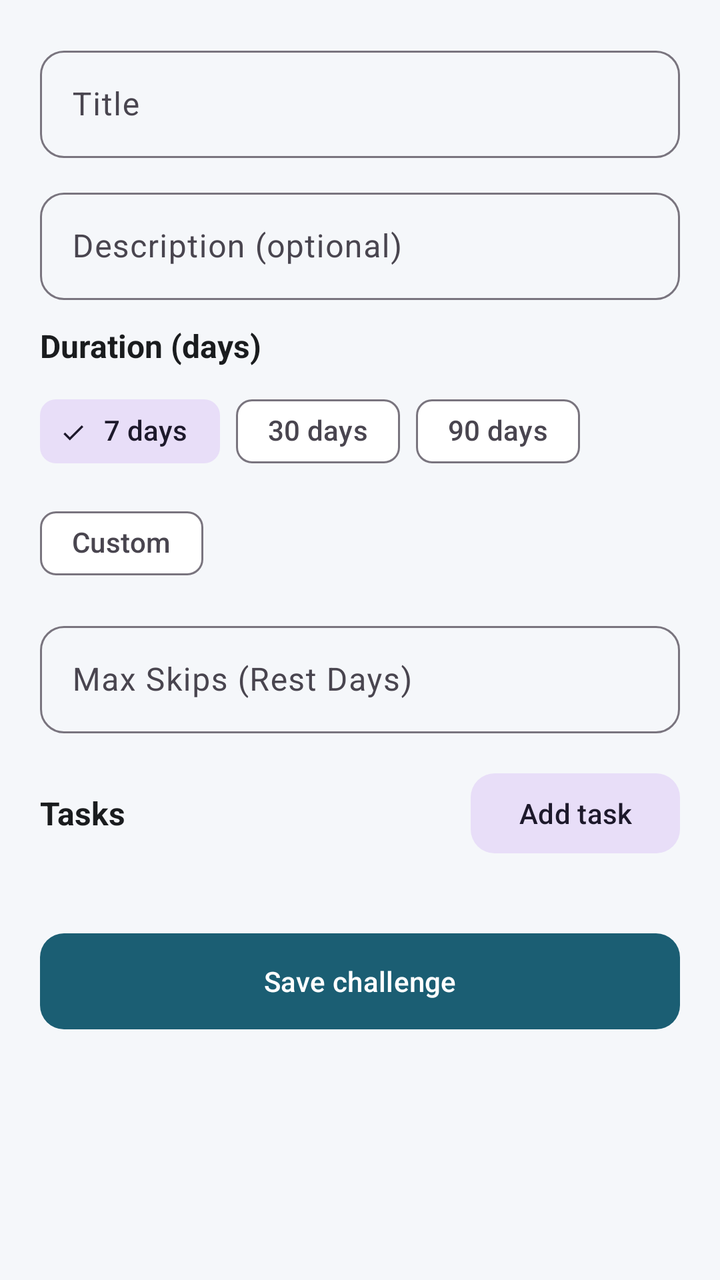
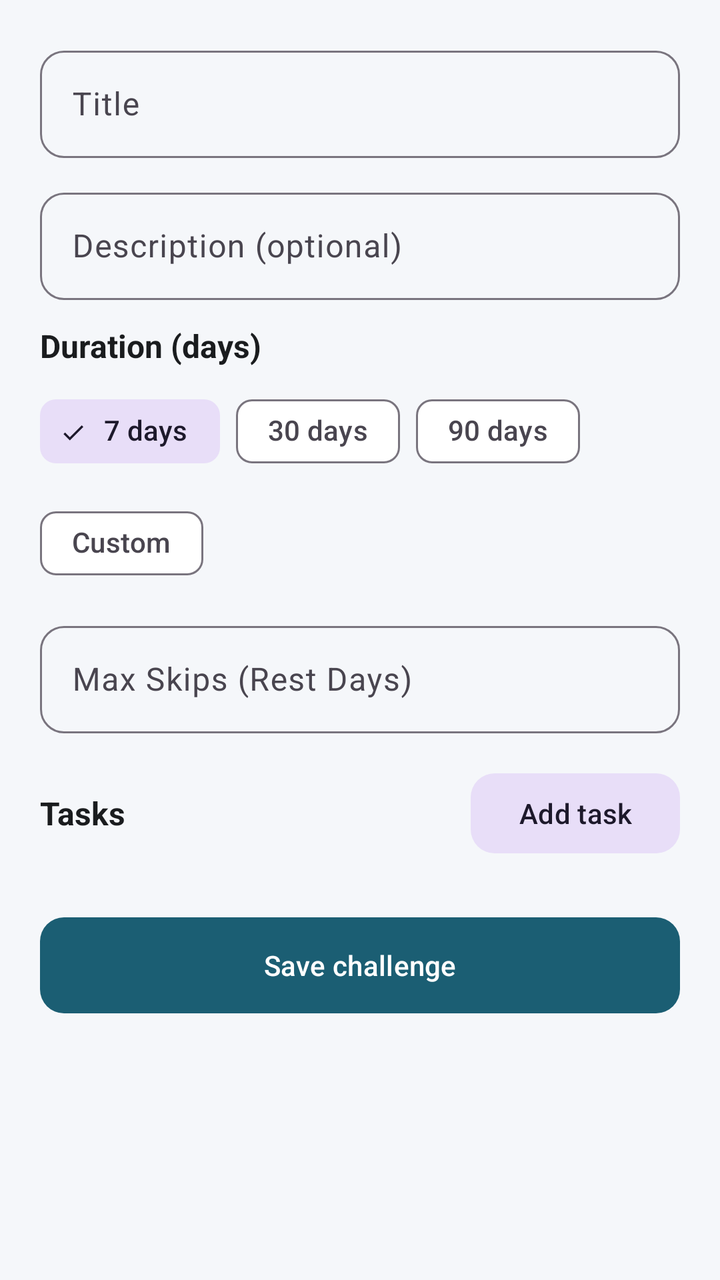

An Android layout rendered at two revisions. The XML below is the earlier revision; the diff shows what the commit changed to produce the second picture.
<!-- AndroidManifest.xml: application theme Theme.TakeControl -->
<!-- res/layout/fragment_create_challenge.xml -->
<?xml version="1.0" encoding="utf-8"?>
<ScrollView xmlns:android="http://schemas.android.com/apk/res/android"
    xmlns:app="http://schemas.android.com/apk/res-auto"
    android:layout_width="match_parent"
    android:layout_height="match_parent"
    android:fillViewport="true"
    android:background="@color/background">

    <LinearLayout
        android:layout_width="match_parent"
        android:layout_height="wrap_content"
        android:orientation="vertical"
        android:padding="@dimen/screen_padding">

        <com.google.android.material.textfield.TextInputLayout
            style="@style/Widget.TakeControl.TextInput"
            android:layout_width="match_parent"
            android:layout_height="wrap_content"
            android:layout_marginBottom="12dp">

            <com.google.android.material.textfield.TextInputEditText
                android:id="@+id/titleInput"
                android:layout_width="match_parent"
                android:layout_height="wrap_content"
                android:hint="@string/challenge_title"
                android:paddingVertical="16dp" />
        </com.google.android.material.textfield.TextInputLayout>

        <com.google.android.material.textfield.TextInputLayout
            style="@style/Widget.TakeControl.TextInput"
            android:layout_width="match_parent"
            android:layout_height="wrap_content"
            android:layout_marginBottom="12dp">

            <com.google.android.material.textfield.TextInputEditText
                android:id="@+id/descriptionInput"
                android:layout_width="match_parent"
                android:layout_height="wrap_content"
                android:hint="@string/challenge_description"
                android:paddingVertical="16dp" />
        </com.google.android.material.textfield.TextInputLayout>

        <TextView
            android:layout_width="wrap_content"
            android:layout_height="wrap_content"
            android:layout_marginBottom="8dp"
            android:text="@string/duration"
            android:textColor="@color/text_primary"
            android:textSize="16sp"
            android:textStyle="bold" />

        <com.google.android.material.chip.ChipGroup
            android:id="@+id/durationChipGroup"
            android:layout_width="match_parent"
            android:layout_height="wrap_content"
            android:layout_marginBottom="12dp"
            app:singleSelection="true">

            <com.google.android.material.chip.Chip
                android:id="@+id/chip7"
                style="@style/Widget.Material3.Chip.Filter"
                android:layout_width="wrap_content"
                android:layout_height="wrap_content"
                android:checked="true"
                android:text="@string/duration_7" />

            <com.google.android.material.chip.Chip
                android:id="@+id/chip30"
                style="@style/Widget.Material3.Chip.Filter"
                android:layout_width="wrap_content"
                android:layout_height="wrap_content"
                android:text="@string/duration_30" />

            <com.google.android.material.chip.Chip
                android:id="@+id/chip90"
                style="@style/Widget.Material3.Chip.Filter"
                android:layout_width="wrap_content"
                android:layout_height="wrap_content"
                android:text="@string/duration_90" />

            <com.google.android.material.chip.Chip
                android:id="@+id/chipCustom"
                style="@style/Widget.Material3.Chip.Filter"
                android:layout_width="wrap_content"
                android:layout_height="wrap_content"
                android:text="@string/duration_custom" />
        </com.google.android.material.chip.ChipGroup>

        <com.google.android.material.textfield.TextInputLayout
            android:id="@+id/customDurationLayout"
            style="@style/Widget.TakeControl.TextInput"
            android:layout_width="match_parent"
            android:layout_height="wrap_content"
            android:layout_marginBottom="16dp"
            android:visibility="gone">

            <com.google.android.material.textfield.TextInputEditText
                android:id="@+id/customDurationInput"
                android:layout_width="match_parent"
                android:layout_height="wrap_content"
                android:hint="@string/duration"
                android:inputType="number"
                android:paddingVertical="16dp" />
        </com.google.android.material.textfield.TextInputLayout>

        <com.google.android.material.textfield.TextInputLayout
            style="@style/Widget.TakeControl.TextInput"
            android:layout_width="match_parent"
            android:layout_height="wrap_content"
            android:layout_marginBottom="16dp">

            <com.google.android.material.textfield.TextInputEditText
                android:id="@+id/maxSkipsInput"
                android:layout_width="match_parent"
                android:layout_height="wrap_content"
                android:hint="Max Skips (Rest Days)"
                android:inputType="number"
                android:paddingVertical="16dp" />
        </com.google.android.material.textfield.TextInputLayout>

        <LinearLayout
            android:layout_width="match_parent"
            android:layout_height="wrap_content"
            android:gravity="center_vertical"
            android:orientation="horizontal">

            <TextView
                android:layout_width="0dp"
                android:layout_height="wrap_content"
                android:layout_weight="1"
                android:text="@string/tasks_section"
                android:textColor="@color/text_primary"
                android:textSize="16sp"
                android:textStyle="bold" />

            <com.google.android.material.button.MaterialButton
                android:id="@+id/addTaskButton"
                style="@style/Widget.Material3.Button.TonalButton"
                android:layout_width="wrap_content"
                android:layout_height="wrap_content"
                android:text="@string/add_task"
                app:cornerRadius="12dp" />
        </LinearLayout>

        <androidx.recyclerview.widget.RecyclerView
            android:id="@+id/tasksRecyclerView"
            android:layout_width="match_parent"
            android:layout_height="wrap_content"
            android:layout_marginTop="8dp"
            android:nestedScrollingEnabled="false" />

        <com.google.android.material.button.MaterialButton
            android:id="@+id/saveChallengeButton"
            android:layout_width="match_parent"
            android:layout_height="56dp"
            android:layout_marginTop="24dp"
            android:text="@string/save_challenge"
            app:cornerRadius="12dp" />

        <com.google.android.material.progressindicator.CircularProgressIndicator
            android:id="@+id/progressBar"
            android:layout_width="wrap_content"
            android:layout_height="wrap_content"
            android:layout_gravity="center_horizontal"
            android:layout_marginTop="16dp"
            android:indeterminate="true"
            android:visibility="gone" />
    </LinearLayout>
</ScrollView>
<!-- resources referenced by this layout -->
<resources>
  <color name="background">#F5F7FA</color>
  <color name="text_primary">#1A1C1E</color>
  <dimen name="screen_padding">20dp</dimen>
  <string name="add_task">Add task</string>
  <string name="challenge_description">Description (optional)</string>
  <string name="challenge_title">Title</string>
  <string name="duration">Duration (days)</string>
  <string name="duration_30">30 days</string>
  <string name="duration_7">7 days</string>
  <string name="duration_90">90 days</string>
  <string name="duration_custom">Custom</string>
  <string name="save_challenge">Save challenge</string>
  <string name="tasks_section">Tasks</string>
  <style name="Widget.TakeControl.TextInput" parent="Widget.Material3.TextInputLayout.OutlinedBox">
          <item name="boxCornerRadiusTopStart">12dp</item>
          <item name="boxCornerRadiusTopEnd">12dp</item>
          <item name="boxCornerRadiusBottomStart">12dp</item>
          <item name="boxCornerRadiusBottomEnd">12dp</item>
      </style>
  <style name="Theme.TakeControl" parent="Theme.Material3.Light.NoActionBar">
          <item name="colorPrimary">@color/primary</item>
          <item name="colorPrimaryDark">@color/primary_dark</item>
          <item name="colorSecondary">@color/secondary</item>
          <item name="colorOnPrimary">@color/on_primary</item>
          <item name="colorSurface">@color/surface</item>
          <item name="android:statusBarColor">@android:color/transparent</item>
          <item name="android:windowLightStatusBar">false</item>
          <item name="android:windowBackground">@color/background</item>
          <item name="materialButtonStyle">@style/Widget.TakeControl.Button</item>
      </style>
  <color name="primary">#1B5E73</color>
  <color name="primary_dark">#0F3D4D</color>
  <color name="secondary">#4CAF93</color>
  <color name="on_primary">#FFFFFF</color>
  <color name="surface">#FFFFFF</color>
  <style name="Widget.TakeControl.Button" parent="Widget.Material3.Button">
          <item name="cornerRadius">12dp</item>
      </style>
</resources>

<!-- the commit's change to res/layout/fragment_create_challenge.xml (unified diff, before → after) -->
@@ -1,10 +1,11 @@
 <?xml version="1.0" encoding="utf-8"?>
-<ScrollView xmlns:android="http://schemas.android.com/apk/res/android"
+<androidx.core.widget.NestedScrollView xmlns:android="http://schemas.android.com/apk/res/android"
     xmlns:app="http://schemas.android.com/apk/res-auto"
+    xmlns:tools="http://schemas.android.com/tools"
     android:layout_width="match_parent"
     android:layout_height="match_parent"
-    android:fillViewport="true"
-    android:background="@color/background">
+    android:background="@color/background"
+    android:fillViewport="true">
 
     <LinearLayout
         android:layout_width="match_parent"
@@ -146,7 +147,6 @@
             android:id="@+id/tasksRecyclerView"
             android:layout_width="match_parent"
             android:layout_height="wrap_content"
-            android:layout_marginTop="8dp"
             android:nestedScrollingEnabled="false" />
 
         <com.google.android.material.button.MaterialButton
@@ -166,4 +166,4 @@
             android:indeterminate="true"
             android:visibility="gone" />
     </LinearLayout>
-</ScrollView>
+</androidx.core.widget.NestedScrollView>
